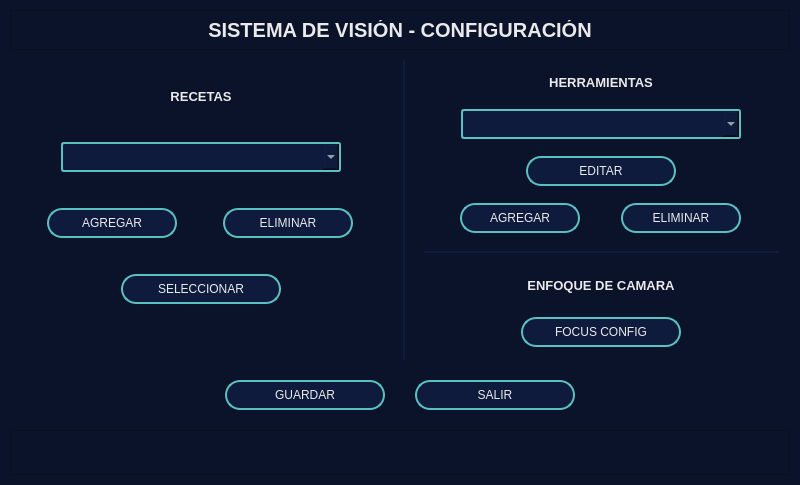
Old version of the form ui/config_window.ui in the repository hectorleyvaj-ops/vision-sensor.
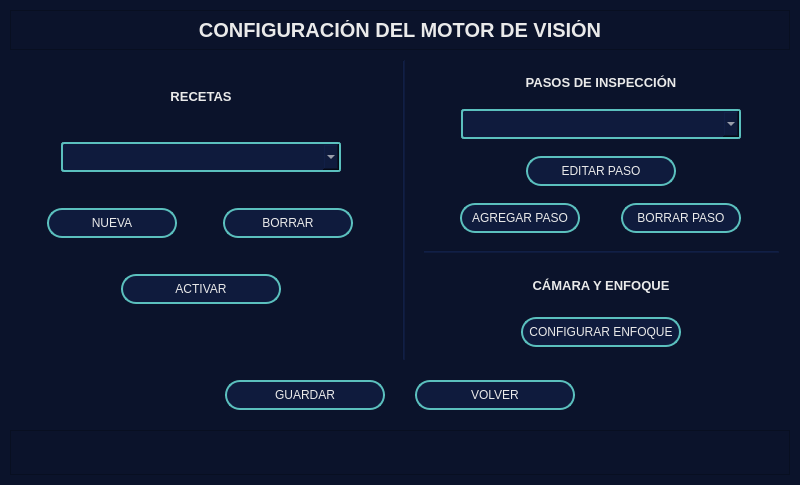
New version of the form.

Diff of the .ui file:
```diff
--- a/ui/config_window.ui
+++ b/ui/config_window.ui
@@ -117,7 +117,7 @@
 background-color: transparent;</string>
         </property>
         <property name="text">
-         <string>SISTEMA DE VISIÓN - CONFIGURACIÓN</string>
+         <string>CONFIGURACIÓN DEL MOTOR DE VISIÓN</string>
         </property>
         <property name="alignment">
          <set>Qt::AlignCenter</set>
@@ -231,7 +231,7 @@
 background-color: rgb(15, 27, 61);</string>
            </property>
            <property name="text">
-            <string>AGREGAR</string>
+            <string>NUEVA</string>
            </property>
           </widget>
          </item>
@@ -263,7 +263,7 @@
 background-color: rgb(15, 27, 61);</string>
            </property>
            <property name="text">
-            <string>ELIMINAR</string>
+            <string>BORRAR</string>
            </property>
           </widget>
          </item>
@@ -299,7 +299,7 @@
 background-color: rgb(15, 27, 61);</string>
            </property>
            <property name="text">
-            <string>SELECCIONAR</string>
+            <string>ACTIVAR</string>
            </property>
           </widget>
          </item>
@@ -384,7 +384,7 @@
 background-color: transparent;</string>
            </property>
            <property name="text">
-            <string>HERRAMIENTAS</string>
+          <string>PASOS DE INSPECCIÓN</string>
            </property>
            <property name="alignment">
             <set>Qt::AlignCenter</set>
@@ -456,7 +456,7 @@
 background-color: rgb(15, 27, 61);</string>
            </property>
            <property name="text">
-            <string>EDITAR</string>
+            <string>EDITAR PASO</string>
            </property>
           </widget>
          </item>
@@ -492,7 +492,7 @@
 background-color: rgb(15, 27, 61);</string>
            </property>
            <property name="text">
-            <string>AGREGAR</string>
+            <string>AGREGAR PASO</string>
            </property>
           </widget>
          </item>
@@ -524,7 +524,7 @@
 background-color: rgb(15, 27, 61);</string>
            </property>
            <property name="text">
-            <string>ELIMINAR</string>
+            <string>BORRAR PASO</string>
            </property>
           </widget>
          </item>
@@ -586,7 +586,7 @@
 background-color: transparent;</string>
            </property>
            <property name="text">
-            <string>ENFOQUE DE CAMARA</string>
+          <string>CÁMARA Y ENFOQUE</string>
            </property>
            <property name="alignment">
             <set>Qt::AlignCenter</set>
@@ -625,7 +625,7 @@
 background-color: rgb(15, 27, 61);</string>
            </property>
            <property name="text">
-            <string>FOCUS CONFIG</string>
+          <string>CONFIGURAR ENFOQUE</string>
            </property>
           </widget>
          </item>
@@ -719,7 +719,7 @@
 background-color: rgb(15, 27, 61);</string>
        </property>
        <property name="text">
-        <string>SALIR</string>
+        <string>VOLVER</string>
        </property>
        <property name="checkable">
         <bool>false</bool>
```
